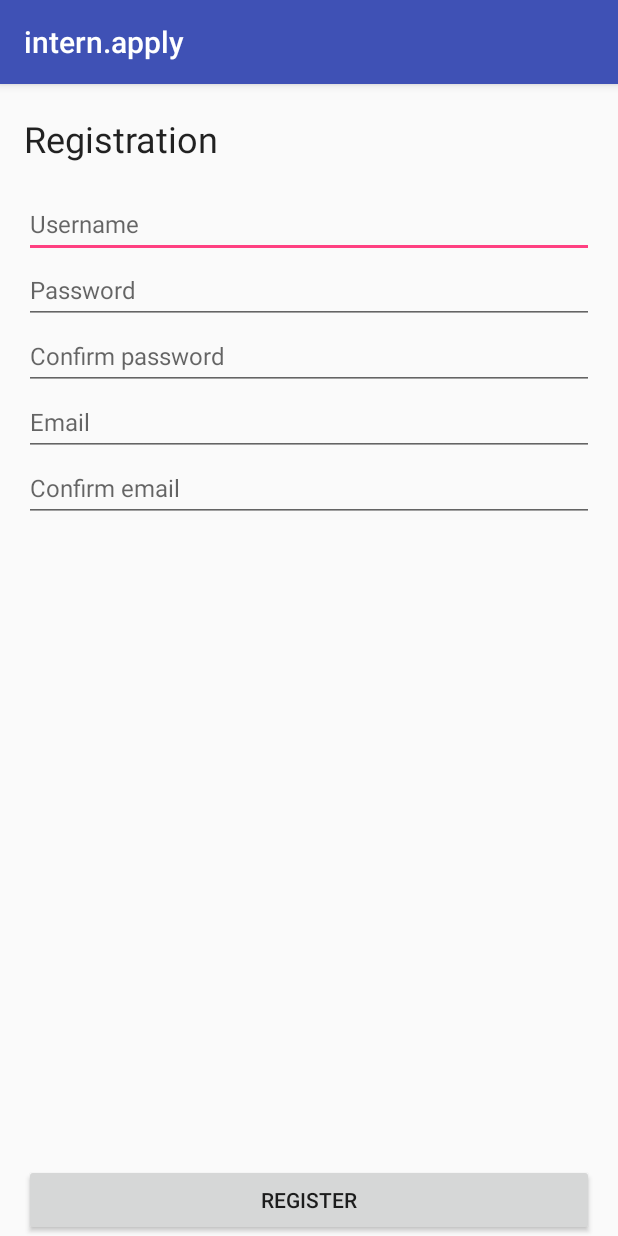
After one commit to DimaMukhin/intern.apply-android, an Android app: the RegisterActivity screen opened directly, with no data from a screen before it, on a phone screen of 412 x 824 dp. The commit adds this screen. Run offline under Robolectric (Android 15) with nearby library versions, the phone set to English and light mode, and no system bars.

Commit message:
created register activity and user model

```diff
--- a/app/src/main/AndroidManifest.xml
+++ b/app/src/main/AndroidManifest.xml
@@ -22,6 +22,7 @@
             </intent-filter>
         </activity>
         <activity android:name=".view.contactusactivity.ContactUsActivity"></activity>
+        <activity android:name=".view.registeractivity.RegisterActivity"></activity>
     </application>
 
 </manifest>
--- /dev/null
+++ b/app/src/main/java/intern/apply/internapply/view/registeractivity/RegisterActivity.java
@@ -0,0 +1,39 @@
+package intern.apply.internapply.view.registeractivity;
+
+import android.os.Bundle;
+import android.support.v7.app.AppCompatActivity;
+import android.widget.Button;
+import android.widget.EditText;
+
+import intern.apply.internapply.R;
+
+public class RegisterActivity extends AppCompatActivity {
+    private EditText username;
+    private EditText password;
+    private EditText passwordConfirm;
+    private EditText email;
+    private EditText emailConfirm;
+
+    private void onInit(){
+        username = findViewById(R.id.username);
+        password = findViewById(R.id.password);
+        passwordConfirm = findViewById(R.id.passwordConfirm);
+        email = findViewById(R.id.email);
+        emailConfirm = findViewById(R.id.emailConfirm);
+    }
+
+    @Override
+    protected void onCreate(Bundle savedInstanceState) {
+        super.onCreate(savedInstanceState);
+        setContentView(R.layout.activity_register);
+        onInit();
+    }
+
+    /**
+     * Send a new user to the server
+     *
+     */
+    public void addUser(){
+
+    }
+}
--- a/app/src/main/res/layout/activity_register.xml
+++ b/app/src/main/res/layout/activity_register.xml
@@ -6,7 +6,7 @@
     android:paddingRight="16dp">
 
     <TextView
-        android:id="@+id/tvSendUsAMessage"
+        android:id="@+id/registration"
         android:layout_width="match_parent"
         android:layout_height="wrap_content"
         android:layout_alignParentStart="true"
@@ -18,52 +18,56 @@
         android:textSize="24sp" />
 
     <EditText
-        android:id="@+id/editText6"
+        android:id="@+id/username"
         android:layout_width="match_parent"
         android:layout_height="wrap_content"
         android:layout_alignParentStart="true"
-        android:layout_below="@+id/tvSendUsAMessage"
+        android:layout_below="@+id/registration"
         android:layout_marginTop="14dp"
         android:hint="@string/username_label"
         android:paddingBottom="12dp"
         android:textSize="16sp" />
 
     <EditText
-        android:id="@+id/editText5"
+        android:id="@+id/password"
+        android:inputType="textPassword"
         android:layout_width="match_parent"
         android:layout_height="wrap_content"
         android:layout_alignParentStart="true"
-        android:layout_below="@+id/editText6"
+        android:layout_below="@+id/username"
         android:hint="@string/password_label"
         android:paddingBottom="12dp"
         android:textSize="16sp" />
 
     <EditText
-        android:id="@+id/editText4"
+        android:id="@+id/passwordConfirm"
+        android:inputType="textPassword"
         android:layout_width="match_parent"
         android:layout_height="wrap_content"
         android:layout_alignParentStart="true"
-        android:layout_below="@+id/editText5"
+        android:layout_below="@+id/password"
         android:hint="@string/password_confirm_label"
         android:paddingBottom="12dp"
         android:textSize="16sp" />
 
     <EditText
-        android:id="@+id/editText3"
+        android:id="@+id/email"
+        android:inputType="textEmailAddress"
         android:layout_width="match_parent"
         android:layout_height="wrap_content"
         android:layout_alignParentStart="true"
-        android:layout_below="@+id/editText4"
+        android:layout_below="@+id/passwordConfirm"
         android:hint="@string/email_label"
         android:paddingBottom="12dp"
         android:textSize="16sp" />
 
     <EditText
-        android:id="@+id/editText2"
+        android:id="@+id/emailConfirm"
+        android:inputType="textEmailAddress"
         android:layout_width="match_parent"
         android:layout_height="wrap_content"
         android:layout_alignParentStart="true"
-        android:layout_below="@+id/editText3"
+        android:layout_below="@+id/email"
         android:hint="@string/email_confirm_label"
         android:paddingBottom="12dp"
         android:textSize="16sp" />
@@ -74,6 +78,6 @@
         android:layout_alignParentBottom="true"
         android:layout_alignParentStart="true"
         android:text="@string/register_button"
-        android:id="@+id/button2" />
+        android:id="@+id/register" />
 
 </RelativeLayout>
```
Also changed, not shown: app/src/main/java/intern/apply/internapply/model/User.java (added, +46 -0 lines).
